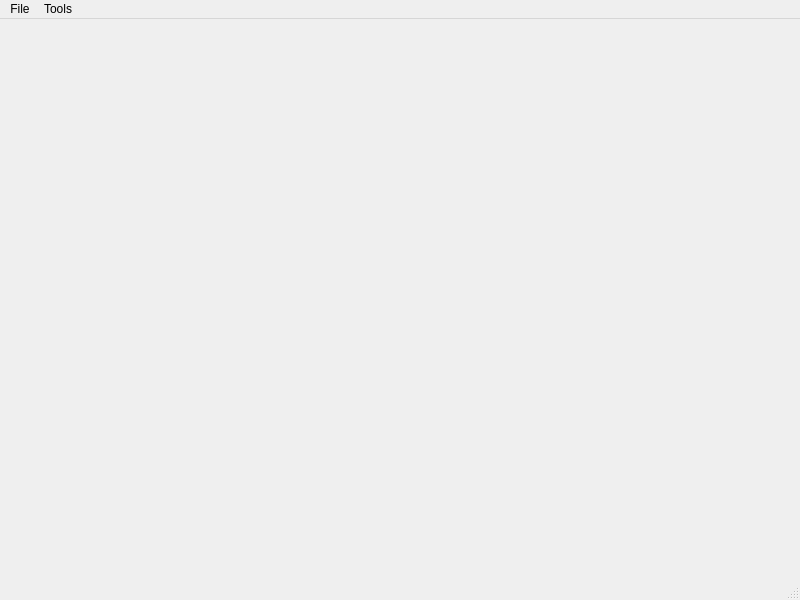
Before: the Qt Designer form mainwindow.ui in nahuelmol/ves, drawn with Qt 5.
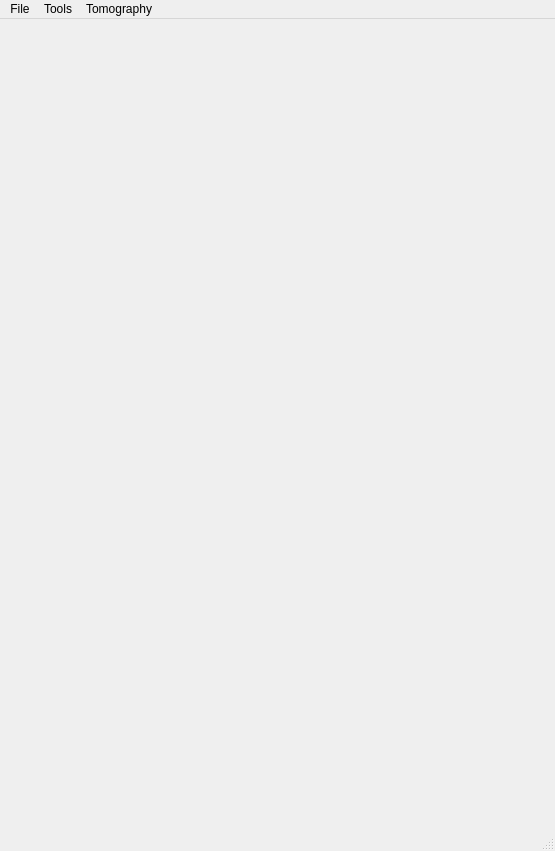
After: the same form once the commit is applied.

What changed in the file:
```diff
--- a/mainwindow.ui
+++ b/mainwindow.ui
@@ -6,8 +6,8 @@
    <rect>
     <x>0</x>
     <y>0</y>
-    <width>800</width>
-    <height>600</height>
+    <width>555</width>
+    <height>851</height>
    </rect>
   </property>
   <property name="windowTitle">
@@ -19,7 +19,7 @@
     <rect>
      <x>0</x>
      <y>0</y>
-     <width>800</width>
+     <width>555</width>
      <height>28</height>
     </rect>
    </property>
@@ -35,9 +35,18 @@
     </property>
     <addaction name="actionRender_curve"/>
     <addaction name="actionGet_corte_geoelectrico"/>
+    <addaction name="actionBuild_corte"/>
+   </widget>
+   <widget class="QMenu" name="menuTomography">
+    <property name="title">
+     <string>Tomography</string>
+    </property>
+    <addaction name="actionStart_New"/>
+    <addaction name="actionTomo_Manager"/>
    </widget>
    <addaction name="menuFile"/>
    <addaction name="menuTools"/>
+   <addaction name="menuTomography"/>
   </widget>
   <widget class="QStatusBar" name="statusbar"/>
   <action name="actionLoad">
```
Left out of the diff: 21 changed lines with no effect on the pictures.
